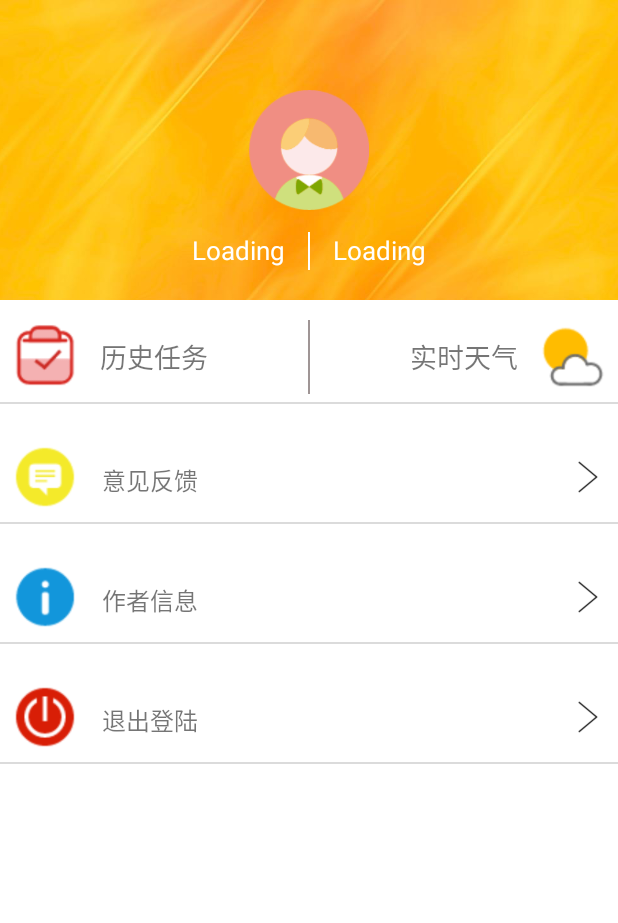
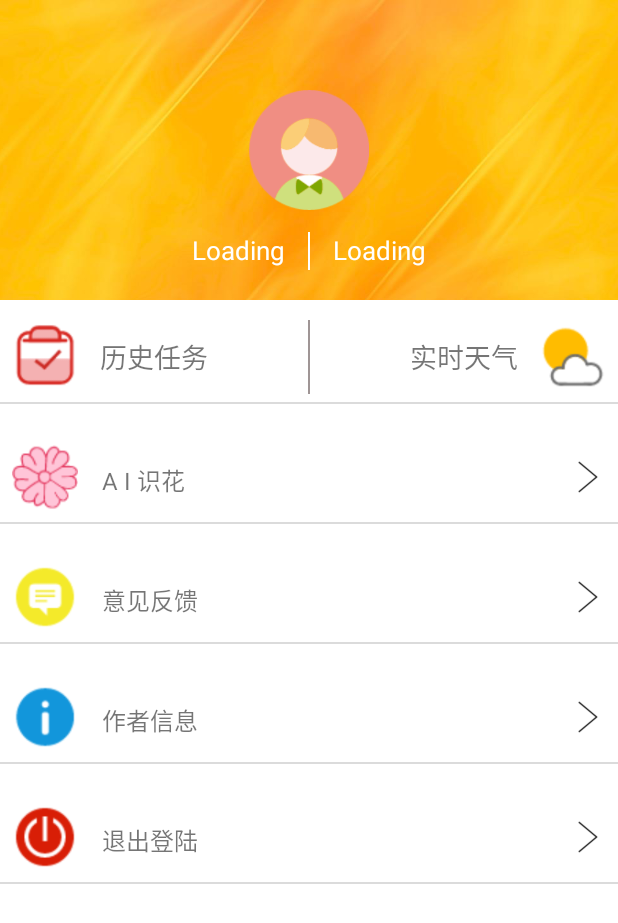
Before and after one commit to KFCFans/GMClient, an Android app: the layout fragment_mine.xml on its own in the app's theme, with its tools: preview values and no code run, on a phone screen of 412 x 824 dp. Shown: the top 923 px of the screen. Run offline under Robolectric (Android 15) with nearby library versions, the phone set to English and light mode, and no system bars.

Commit message:
集成Yukino识花

```diff
--- a/app/src/main/AndroidManifest.xml
+++ b/app/src/main/AndroidManifest.xml
@@ -14,7 +14,7 @@
         android:roundIcon="@mipmap/ic_launcher_round"
         android:supportsRtl="true"
         android:theme="@style/Theme.AppCompat.Light.NoActionBar">
-        <activity android:name=".activity.FlowerRecoActivity">
+        <activity android:name=".base.LoadActivity">
             <intent-filter>
                 <action android:name="android.intent.action.MAIN" />
 
@@ -29,6 +29,7 @@
         <activity android:name=".activity.TaskDetailActivity"/>
         <activity android:name=".activity.ActivityDetailActivity"/>
         <activity android:name=".activity.WeatherActivity"/>
+        <activity android:name=".activity.FlowerRecoActivity"/>
         <activity android:name=".activity.FlowerRecoResultActivity"/>
 
         <provider
--- a/app/src/main/java/com/lip/gmclient/fragment/MineFragment.java
+++ b/app/src/main/java/com/lip/gmclient/fragment/MineFragment.java
@@ -18,6 +18,7 @@ import com.google.gson.Gson;
 import com.lip.gmclient.R;
 import com.lip.gmclient.activity.AboutUsActiity;
 import com.lip.gmclient.activity.BugResponseActivity;
+import com.lip.gmclient.activity.FlowerRecoActivity;
 import com.lip.gmclient.activity.WeatherActivity;
 import com.lip.gmclient.base.GlideApp;
 import com.lip.gmclient.base.LoginActivity;
@@ -43,6 +44,7 @@ public class MineFragment extends Fragment {
     public LinearLayout logoutLayout;
     public RelativeLayout taskLayout;
     public RelativeLayout weatherLayout;
+    public LinearLayout flowerrecoLayout;
 
     @Override
     public void onCreate(@Nullable Bundle savedInstanceState) {
@@ -61,6 +63,7 @@ public class MineFragment extends Fragment {
         bugLayout=(LinearLayout)view.findViewById(R.id.fragment_mine_layout_bug);
         aboutusLayout=(LinearLayout)view.findViewById(R.id.fragment_mine_layout_aboutus);
         logoutLayout=(LinearLayout)view.findViewById(R.id.fragment_mine_layout_logout);
+        flowerrecoLayout=view.findViewById(R.id.fragment_mine_layout_flowerreco);
         weatherLayout=view.findViewById(R.id.fragment_mine_weather);
         infoLayout.setOnClickListener(new View.OnClickListener() {
             @Override
@@ -90,6 +93,12 @@ public class MineFragment extends Fragment {
             @Override
             public void onClick(View v) {
                 onClickWeather(v);
+            }
+        });
+        flowerrecoLayout.setOnClickListener(new View.OnClickListener() {
+            @Override
+            public void onClick(View v) {
+                onClickFlowerReco(v);
             }
         });
         return view;
@@ -159,4 +168,9 @@ public class MineFragment extends Fragment {
         startActivity(intent);
     }
 
+    private void onClickFlowerReco(View v){
+        Intent intent=new Intent(context, FlowerRecoActivity.class);
+        startActivity(intent);
+    }
+
 }
--- a/app/src/main/res/layout/fragment_mine.xml
+++ b/app/src/main/res/layout/fragment_mine.xml
@@ -123,6 +123,51 @@
                     android:text="实时天气"/>
 
             </RelativeLayout>
+
+        </LinearLayout>
+
+        <View
+            android:layout_width="match_parent"
+            android:background="#dbdbdb"
+            android:layout_height="1dp"/>
+
+    </LinearLayout>
+
+    <LinearLayout
+        android:layout_width="match_parent"
+        android:layout_height="80dp"
+        android:orientation="vertical">
+
+        <LinearLayout
+            android:id="@+id/fragment_mine_layout_flowerreco"
+            android:layout_marginTop="8dp"
+            android:layout_width="match_parent"
+            android:layout_height="60dp"
+            android:orientation="horizontal">
+
+            <ImageView
+                android:layout_width="44dp"
+                android:layout_height="44dp"
+                android:src="@drawable/activity_flowerreco_flower"
+                android:layout_marginLeft="8dp"
+                android:layout_marginTop="8dp"
+                />
+
+            <TextView
+                android:layout_width="0dp"
+                android:layout_height="wrap_content"
+                android:layout_weight="1"
+                android:layout_marginLeft="16dp"
+                android:textSize="16dp"
+                android:layout_marginTop="20dp"
+                android:text="A I 识花" />
+
+            <ImageView
+                android:layout_width="24dp"
+                android:layout_height="24dp"
+                android:layout_marginTop="18dp"
+                android:src="@drawable/system_next"
+                android:layout_marginRight="8dp"/>
 
         </LinearLayout>
 
```
